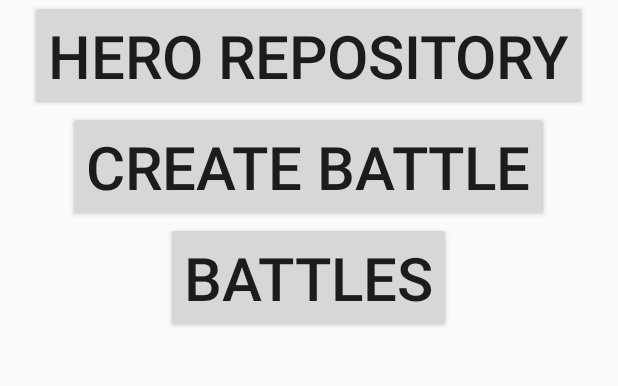
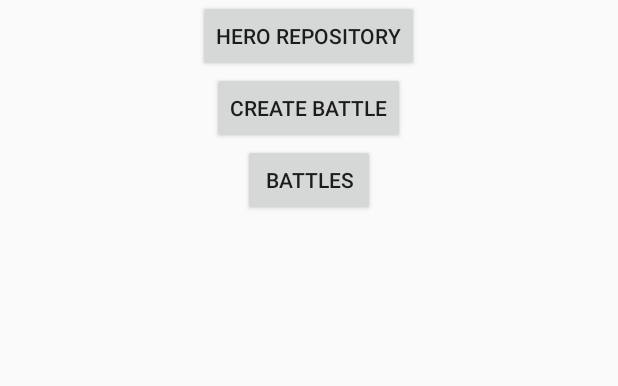
Before and after one commit to tuskeb/Csanydroid1, an Android app: the screen it shows after launch (MainActivity), on a phone screen of 412 x 824 dp, the part 81-467 px from its top. Run offline under Robolectric (Android 15) with nearby library versions, the phone set to English and light mode, and no system bars.

Commit message:
button style

```diff
--- a/app/src/main/res/layout/fragment_main.xml
+++ b/app/src/main/res/layout/fragment_main.xml
@@ -38,7 +38,7 @@
             android:layout_alignParentLeft="true"
             android:layout_alignParentStart="true"
             android:layout_gravity="center_horizontal"
-            style="@style/button_style" />
+            style="@style/button_text_xlarge" />
 
         <Button
             android:layout_width="wrap_content"
@@ -49,7 +49,7 @@
             android:layout_alignParentLeft="true"
             android:layout_alignParentStart="true"
             android:layout_gravity="center_horizontal"
-            style="@style/button_style" />
+            style="@style/button_text_xlarge" />
 
         <Button
             android:layout_width="wrap_content"
@@ -60,7 +60,7 @@
             android:layout_alignParentLeft="true"
             android:layout_alignParentStart="true"
             android:layout_gravity="center_horizontal"
-            style="@style/button_style" />
+            style="@style/button_text_xlarge" />
     </LinearLayout>
 
 </RelativeLayout>
--- a/app/src/main/res/values-small/styles.xml
+++ b/app/src/main/res/values-small/styles.xml
@@ -15,7 +15,7 @@
     </style>
     <style name="Buttons">
         <item name="android:layout_width">fill_parent</item>
-        <item name="android:textSize">20dp</item>
+        <item name="android:textSize">200dp</item>
         <item name="android:paddingLeft">10dp</item>
         <item name="android:paddingRight">10dp</item>
     </style>
--- a/app/src/main/res/values-xlarge/styles.xml
+++ b/app/src/main/res/values-xlarge/styles.xml
@@ -20,7 +20,21 @@
         <item name="android:paddingRight">50dp</item>
     </style>
 
-    <style name="button_style">
-        <item name="android:textSize">200dp</item>
+    <style name="button_text_xlarge">
+        <item name="android:textSize">80dp</item>
+        <item name="android:background">#000000</item>
+        <!--<item name="android:textColor">#fff</item>
+        <item name="android:background">#006699</item>-->
+        <item name="android:textColor">#FF0000</item>
+        <item name="android:layout_width">fill_parent</item>
+        <item name="android:layout_height">wrap_content</item>
+        <!--<item name="android:gravity">center</item>-->
+        <item name="android:layout_margin" >3dp</item>
+        <item name="android:textStyle" >bold</item>
+        <!--<item name="android:shadowColor" >#000000</item>
+        <item name="android:shadowDx" >1</item>
+        <item name="android:shadowDy" >1</item>
+        <item name="android:shadowRadius" >2</item>-->
+
     </style>
 </resources>
```
